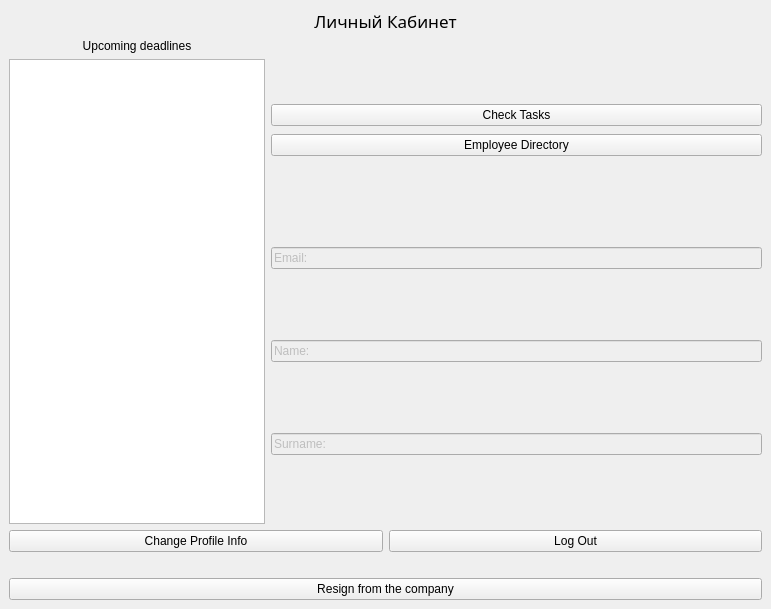
This is UsersWindows/EmployeeWindow/employeewindow.ui in splitmindq/task-management as Qt 5 draws it before an edit. The edited form follows.
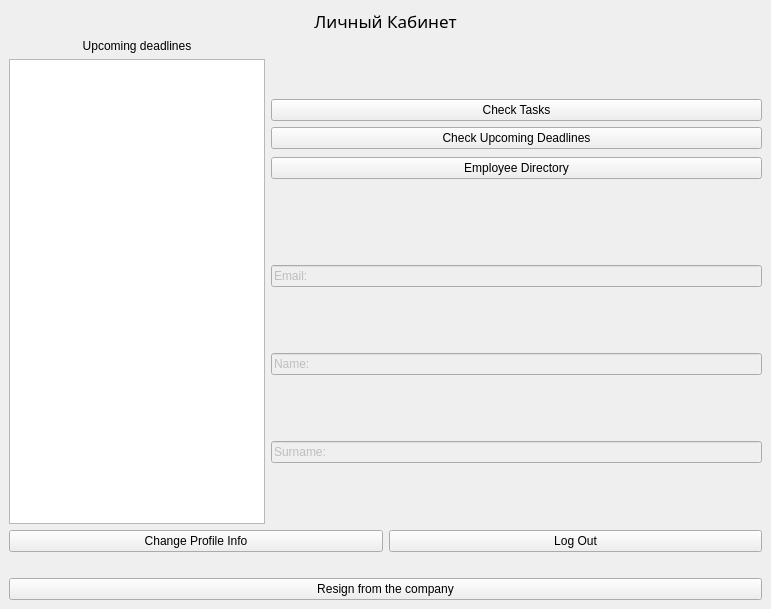
This is the edited form.

```diff
--- a/UsersWindows/EmployeeWindow/employeewindow.ui
+++ b/UsersWindows/EmployeeWindow/employeewindow.ui
@@ -125,6 +125,13 @@
               </property>
              </widget>
             </item>
+            <item>
+             <widget class="QPushButton" name="upcomingButton">
+              <property name="text">
+               <string>Check Upcoming Deadlines</string>
+              </property>
+             </widget>
+            </item>
            </layout>
           </item>
          </layout>
```
